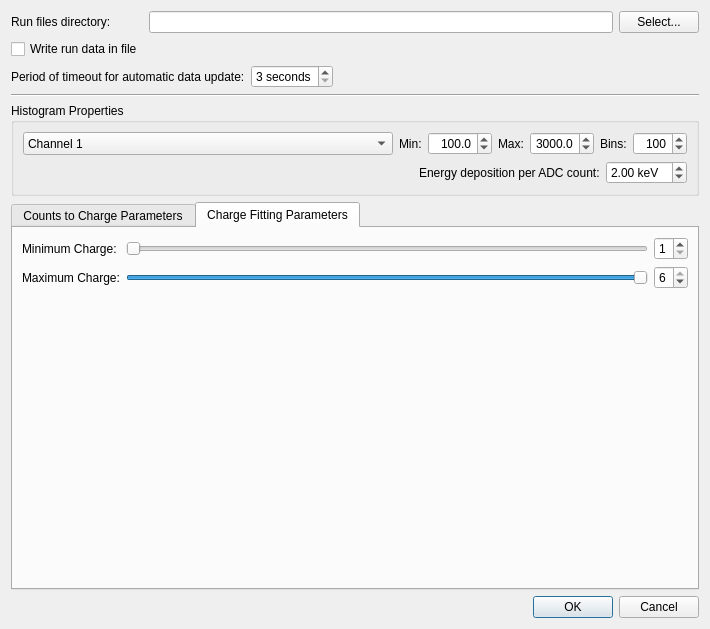
Above: settingsdialog.ui from MichaelColonel/BeamComposition-Linux before the change. Below: the same form after it.
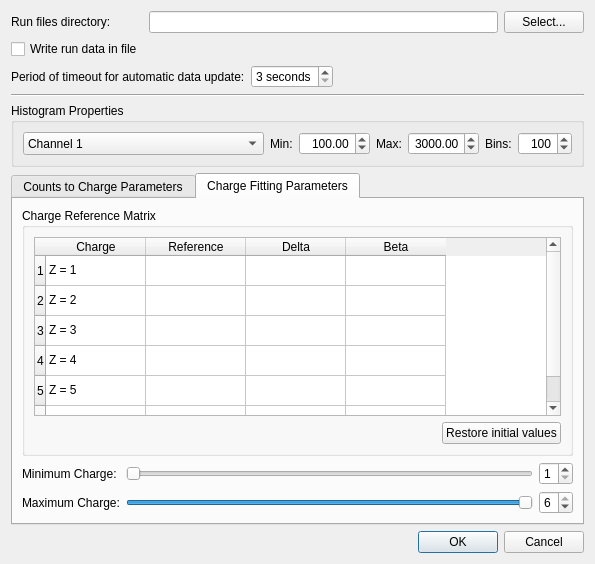
That is the form after the change. The open tabs and pages were chosen to show the change. Icons and pictures are not drawn.

Commit message: New fitting method

```diff
--- a/settingsdialog.ui
+++ b/settingsdialog.ui
@@ -6,8 +6,8 @@
    <rect>
     <x>0</x>
     <y>0</y>
-    <width>710</width>
-    <height>629</height>
+    <width>595</width>
+    <height>564</height>
    </rect>
   </property>
   <property name="windowTitle">
@@ -27,9 +27,6 @@
      </property>
     </widget>
    </item>
-   <item row="0" column="1">
-    <widget class="QLineEdit" name="runDirectoryLineEdit"/>
-   </item>
    <item row="0" column="2">
     <widget class="QPushButton" name="runDirectoryPushButton">
      <property name="text">
@@ -50,6 +47,59 @@
      </property>
     </widget>
    </item>
+   <item row="7" column="0" colspan="3">
+    <widget class="QDialogButtonBox" name="buttonBox">
+     <property name="orientation">
+      <enum>Qt::Horizontal</enum>
+     </property>
+     <property name="standardButtons">
+      <set>QDialogButtonBox::Cancel|QDialogButtonBox::Ok</set>
+     </property>
+    </widget>
+   </item>
+   <item row="2" column="0" colspan="3">
+    <layout class="QHBoxLayout" name="horizontalLayout">
+     <item>
+      <widget class="QLabel" name="label_9">
+       <property name="text">
+        <string>Period of timeout for automatic data update:</string>
+       </property>
+      </widget>
+     </item>
+     <item>
+      <widget class="QSpinBox" name="timeoutPeriodSpinBox">
+       <property name="sizePolicy">
+        <sizepolicy hsizetype="Fixed" vsizetype="Fixed">
+         <horstretch>0</horstretch>
+         <verstretch>0</verstretch>
+        </sizepolicy>
+       </property>
+       <property name="suffix">
+        <string> seconds</string>
+       </property>
+       <property name="minimum">
+        <number>3</number>
+       </property>
+       <property name="maximum">
+        <number>8</number>
+       </property>
+      </widget>
+     </item>
+     <item>
+      <spacer name="horizontalSpacer_4">
+       <property name="orientation">
+        <enum>Qt::Horizontal</enum>
+       </property>
+       <property name="sizeHint" stdset="0">
+        <size>
+         <width>40</width>
+         <height>20</height>
+        </size>
+       </property>
+      </spacer>
+     </item>
+    </layout>
+   </item>
    <item row="3" column="0" colspan="3">
     <widget class="Line" name="line">
      <property name="orientation">
@@ -57,10 +107,10 @@
      </property>
     </widget>
    </item>
-   <item row="5" column="0" colspan="3">
+   <item row="6" column="0" colspan="3">
     <widget class="QTabWidget" name="tabWidget">
      <property name="currentIndex">
-      <number>0</number>
+      <number>1</number>
      </property>
      <widget class="QWidget" name="tab">
       <attribute name="title">
@@ -97,23 +147,6 @@
         </widget>
        </item>
        <item row="1" column="0" colspan="2">
-        <widget class="QScrollArea" name="scrollArea">
-         <property name="widgetResizable">
-          <bool>true</bool>
-         </property>
-         <widget class="QWidget" name="scrollAreaWidgetContents">
-          <property name="geometry">
-           <rect>
-            <x>0</x>
-            <y>0</y>
-            <width>650</width>
-            <height>324</height>
-           </rect>
-          </property>
-          <layout class="QGridLayout" name="gridLayout_3">
-           <item row="0" column="0">
-            <layout class="QVBoxLayout" name="verticalLayout">
-             <item>
               <widget class="QGroupBox" name="groupBox_3">
                <property name="sizePolicy">
                 <sizepolicy hsizetype="Preferred" vsizetype="Expanding">
@@ -124,20 +157,7 @@
                <property name="title">
                 <string>Reference Signal to Channel Counts Matrix</string>
                </property>
-               <layout class="QGridLayout" name="gridLayout_7">
-                <item row="1" column="0">
-                 <spacer name="horizontalSpacer">
-                  <property name="orientation">
-                   <enum>Qt::Horizontal</enum>
-                  </property>
-                  <property name="sizeHint" stdset="0">
-                   <size>
-                    <width>40</width>
-                    <height>20</height>
-                   </size>
-                  </property>
-                 </spacer>
-                </item>
+         <layout class="QGridLayout" name="gridLayout_3">
                 <item row="0" column="0" colspan="3">
                  <widget class="QTableWidget" name="signalCountsTableWidget">
                   <property name="sizePolicy">
@@ -179,6 +199,19 @@
                   </column>
                  </widget>
                 </item>
+          <item row="1" column="0">
+           <spacer name="horizontalSpacer">
+            <property name="orientation">
+             <enum>Qt::Horizontal</enum>
+            </property>
+            <property name="sizeHint" stdset="0">
+             <size>
+              <width>40</width>
+              <height>20</height>
+             </size>
+            </property>
+           </spacer>
+          </item>
                 <item row="1" column="1">
                  <widget class="QPushButton" name="restoreReferenceMatrixButton">
                   <property name="text">
@@ -189,7 +222,7 @@
                 <item row="1" column="2">
                  <widget class="QPushButton" name="showGraphMatrixButton">
                   <property name="enabled">
-                   <bool>false</bool>
+             <bool>true</bool>
                   </property>
                   <property name="text">
                    <string>Graph</string>
@@ -199,7 +232,82 @@
                </layout>
               </widget>
              </item>
-             <item>
+      </layout>
+      <zorder>tensionSpinBox</zorder>
+      <zorder>label_2</zorder>
+      <zorder>groupBox_3</zorder>
+     </widget>
+     <widget class="QWidget" name="tab_2">
+      <attribute name="title">
+       <string>Charge Fitting Parameters</string>
+      </attribute>
+      <layout class="QGridLayout" name="gridLayout_8">
+       <item row="2" column="2">
+        <widget class="QSpinBox" name="maxChargeSpinBox">
+         <property name="minimum">
+          <number>1</number>
+         </property>
+         <property name="maximum">
+          <number>6</number>
+         </property>
+         <property name="value">
+          <number>6</number>
+         </property>
+        </widget>
+       </item>
+       <item row="1" column="1">
+        <widget class="QSlider" name="minChargeHorizontalSlider">
+         <property name="minimum">
+          <number>1</number>
+         </property>
+         <property name="maximum">
+          <number>6</number>
+         </property>
+         <property name="pageStep">
+          <number>2</number>
+         </property>
+         <property name="orientation">
+          <enum>Qt::Horizontal</enum>
+         </property>
+        </widget>
+       </item>
+       <item row="2" column="1">
+        <widget class="QSlider" name="maxChargeHorizontalSlider">
+         <property name="minimum">
+          <number>1</number>
+         </property>
+         <property name="maximum">
+          <number>6</number>
+         </property>
+         <property name="pageStep">
+          <number>2</number>
+         </property>
+         <property name="value">
+          <number>6</number>
+         </property>
+         <property name="orientation">
+          <enum>Qt::Horizontal</enum>
+         </property>
+        </widget>
+       </item>
+       <item row="2" column="0">
+        <widget class="QLabel" name="label_8">
+         <property name="text">
+          <string>Maximum Charge:</string>
+         </property>
+        </widget>
+       </item>
+       <item row="1" column="2">
+        <widget class="QSpinBox" name="minChargeSpinBox">
+         <property name="minimum">
+          <number>1</number>
+         </property>
+         <property name="maximum">
+          <number>6</number>
+         </property>
+        </widget>
+       </item>
+       <item row="0" column="0" colspan="3">
               <widget class="QGroupBox" name="groupBox_4">
                <property name="sizePolicy">
                 <sizepolicy hsizetype="Preferred" vsizetype="Expanding">
@@ -208,7 +316,7 @@
                 </sizepolicy>
                </property>
                <property name="title">
-                <string>Charge Counts Matrix</string>
+          <string>Charge Reference Matrix</string>
                </property>
                <layout class="QGridLayout" name="gridLayout_5">
                 <item row="2" column="0">
@@ -246,7 +354,7 @@
                    <number>6</number>
                   </property>
                   <attribute name="horizontalHeaderStretchLastSection">
-                   <bool>true</bool>
+             <bool>false</bool>
                   </attribute>
                   <row/>
                   <row/>
@@ -261,7 +369,7 @@
                   </column>
                   <column>
                    <property name="text">
-                    <string>Counts</string>
+              <string>Reference</string>
                    </property>
                   </column>
                   <column>
@@ -274,11 +382,6 @@
                     <string>Beta</string>
                    </property>
                   </column>
-                  <column>
-                   <property name="text">
-                    <string>Use in fit</string>
-                   </property>
-                  </column>
                   <item row="0" column="0">
                    <property name="text">
                     <string>Z = 1</string>
@@ -314,197 +417,24 @@
                </layout>
               </widget>
              </item>
-            </layout>
-           </item>
-          </layout>
-         </widget>
-        </widget>
-       </item>
-      </layout>
-      <zorder>tensionSpinBox</zorder>
-      <zorder>label_2</zorder>
-      <zorder>scrollArea</zorder>
-     </widget>
-     <widget class="QWidget" name="tab_2">
-      <attribute name="title">
-       <string>Charge Fitting Parameters</string>
-      </attribute>
-      <layout class="QGridLayout" name="gridLayout_9">
        <item row="1" column="0">
-        <widget class="QLabel" name="label_8">
-         <property name="text">
-          <string>Maximum Charge:</string>
-         </property>
-        </widget>
-       </item>
-       <item row="0" column="0">
         <widget class="QLabel" name="label_3">
          <property name="text">
           <string>Minimum Charge:</string>
          </property>
         </widget>
        </item>
-       <item row="1" column="1">
-        <widget class="QSlider" name="maxChargeHorizontalSlider">
-         <property name="minimum">
-          <number>1</number>
-         </property>
-         <property name="maximum">
-          <number>6</number>
-         </property>
-         <property name="pageStep">
-          <number>2</number>
-         </property>
-         <property name="value">
-          <number>6</number>
-         </property>
-         <property name="orientation">
-          <enum>Qt::Horizontal</enum>
-         </property>
-        </widget>
-       </item>
-       <item row="1" column="2">
-        <widget class="QSpinBox" name="maxChargeSpinBox">
-         <property name="minimum">
-          <number>1</number>
-         </property>
-         <property name="maximum">
-          <number>6</number>
-         </property>
-         <property name="value">
-          <number>6</number>
-         </property>
-        </widget>
-       </item>
-       <item row="0" column="2">
-        <widget class="QSpinBox" name="minChargeSpinBox">
-         <property name="minimum">
-          <number>1</number>
-         </property>
-         <property name="maximum">
-          <number>6</number>
-         </property>
-        </widget>
-       </item>
-       <item row="0" column="1">
-        <widget class="QSlider" name="minChargeHorizontalSlider">
-         <property name="minimum">
-          <number>1</number>
-         </property>
-         <property name="maximum">
-          <number>6</number>
-         </property>
-         <property name="pageStep">
-          <number>2</number>
-         </property>
-         <property name="orientation">
-          <enum>Qt::Horizontal</enum>
-         </property>
-        </widget>
-       </item>
-       <item row="2" column="0" colspan="3">
-        <spacer name="verticalSpacer">
-         <property name="orientation">
-          <enum>Qt::Vertical</enum>
-         </property>
-         <property name="sizeHint" stdset="0">
-          <size>
-           <width>20</width>
-           <height>40</height>
-          </size>
-         </property>
-        </spacer>
-       </item>
       </layout>
      </widget>
     </widget>
    </item>
-   <item row="2" column="0" colspan="3">
-    <layout class="QHBoxLayout" name="horizontalLayout">
-     <item>
-      <widget class="QLabel" name="label_9">
-       <property name="text">
-        <string>Period of timeout for automatic data update:</string>
-       </property>
-      </widget>
-     </item>
-     <item>
-      <widget class="QSpinBox" name="timeoutPeriodSpinBox">
-       <property name="sizePolicy">
-        <sizepolicy hsizetype="Fixed" vsizetype="Fixed">
-         <horstretch>0</horstretch>
-         <verstretch>0</verstretch>
-        </sizepolicy>
-       </property>
-       <property name="suffix">
-        <string> seconds</string>
-       </property>
-       <property name="minimum">
-        <number>3</number>
-       </property>
-       <property name="maximum">
-        <number>8</number>
-       </property>
-      </widget>
-     </item>
-     <item>
-      <spacer name="horizontalSpacer_4">
-       <property name="orientation">
-        <enum>Qt::Horizontal</enum>
-       </property>
-       <property name="sizeHint" stdset="0">
-        <size>
-         <width>40</width>
-         <height>20</height>
-        </size>
-       </property>
-      </spacer>
-     </item>
-    </layout>
-   </item>
    <item row="4" column="0" colspan="3">
     <widget class="QGroupBox" name="groupBox_2">
      <property name="title">
       <string>Histogram Properties</string>
      </property>
      <layout class="QGridLayout" name="gridLayout">
-      <item row="2" column="2">
-       <widget class="QDoubleSpinBox" name="energyCountSpinBox">
-        <property name="suffix">
-         <string> keV</string>
-        </property>
-        <property name="minimum">
-         <double>0.100000000000000</double>
-        </property>
-        <property name="singleStep">
-         <double>0.100000000000000</double>
-        </property>
-        <property name="value">
-         <double>2.000000000000000</double>
-        </property>
-       </widget>
-      </item>
-      <item row="2" column="1">
-       <widget class="QLabel" name="label_4">
-        <property name="text">
-         <string>Energy deposition per ADC count:</string>
-        </property>
-       </widget>
-      </item>
-      <item row="2" column="0">
-       <spacer name="horizontalSpacer_3">
-        <property name="orientation">
-         <enum>Qt::Horizontal</enum>
-        </property>
-        <property name="sizeHint" stdset="0">
-         <size>
-          <width>40</width>
-          <height>20</height>
-         </size>
-        </property>
-       </spacer>
-      </item>
-      <item row="0" column="0" colspan="3">
+      <item row="0" column="0" colspan="2">
        <layout class="QGridLayout" name="gridLayout_6">
         <item row="0" column="6">
          <widget class="QLabel" name="label_7">
@@ -596,7 +526,7 @@
            <set>Qt::AlignRight|Qt::AlignTrailing|Qt::AlignVCenter</set>
           </property>
           <property name="decimals">
-           <number>1</number>
+           <number>2</number>
           </property>
           <property name="minimum">
            <double>0.000000000000000</double>
@@ -615,7 +545,7 @@
            <set>Qt::AlignRight|Qt::AlignTrailing|Qt::AlignVCenter</set>
           </property>
           <property name="decimals">
-           <number>1</number>
+           <number>2</number>
           </property>
           <property name="maximum">
            <double>4095.000000000000000</double>
@@ -646,15 +576,8 @@
      </layout>
     </widget>
    </item>
-   <item row="6" column="0" colspan="3">
-    <widget class="QDialogButtonBox" name="buttonBox">
-     <property name="orientation">
-      <enum>Qt::Horizontal</enum>
-     </property>
-     <property name="standardButtons">
-      <set>QDialogButtonBox::Cancel|QDialogButtonBox::Ok</set>
-     </property>
-    </widget>
+   <item row="0" column="1">
+    <widget class="QLineEdit" name="runDirectoryLineEdit"/>
    </item>
   </layout>
   <action name="actionAddReferenceRowBelow">
```
Left out of the diff: 32 changed lines with no effect on the pictures. Lines whose indentation alone changed are shown as unchanged. The commit also changes 4 other files.
